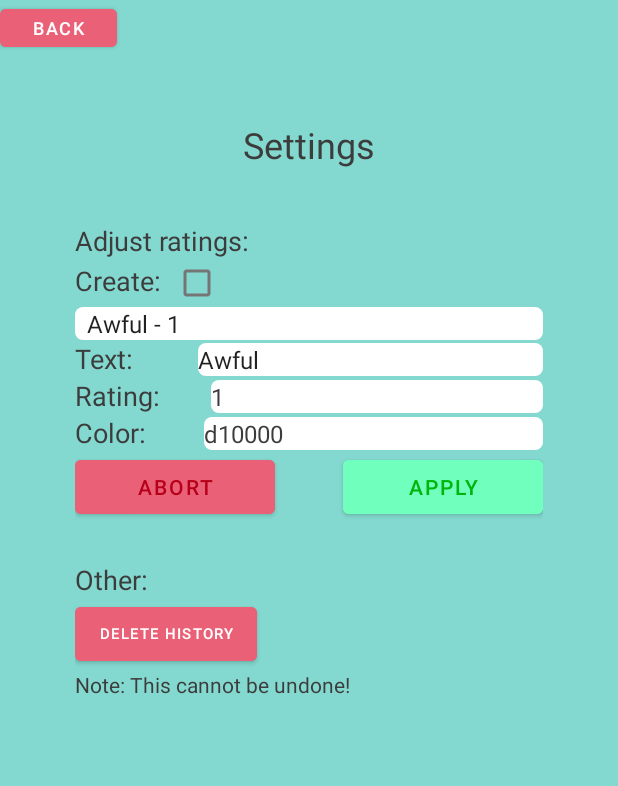
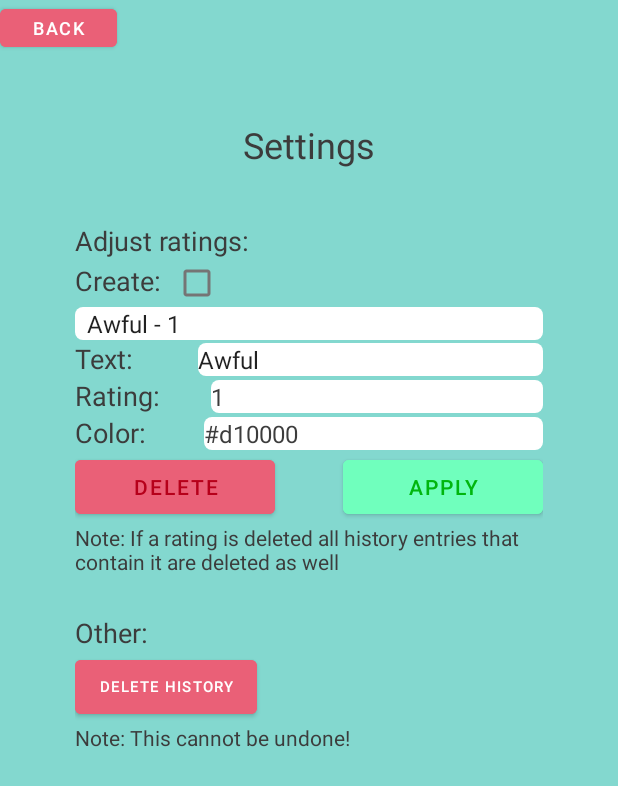
Before and after one commit to SirSkillful/MentalHealthTracker, an Android app: the SettingsActivity screen opened directly, with no data from a screen before it, after a tap on "APPLY", on a phone screen of 412 x 824 dp. Shown: the top 786 px of the screen. Run offline under Robolectric (Android 15) with nearby library versions, the phone set to English and light mode, and no system bars.

Commit message:
History functionality and setting functionality completed.
The history now shows the color of the ratings accordingly. If a rating is selected the appropriate rating window is opened.
Settings can now be added and deleted as needed.

```diff
--- a/app/build.gradle
+++ b/app/build.gradle
@@ -34,9 +34,12 @@ android {
 
 dependencies {
 
+    // https://mvnrepository.com/artifact/sun.bob/mcalendarview
+    implementation group: 'sun.bob', name: 'mcalendarview', version: '1.1.1'
+
     implementation "org.jetbrains.kotlin:kotlin-stdlib:$kotlin_version"
     implementation 'androidx.core:core-ktx:1.2.0'
-    implementation 'androidx.appcompat:appcompat:1.1.0'
+    implementation 'androidx.appcompat:appcompat:1.3.0'
     implementation 'com.google.android.material:material:1.1.0'
     implementation 'androidx.constraintlayout:constraintlayout:1.1.3'
     testImplementation 'junit:junit:4.+'
--- /dev/null
+++ b/app/src/main/java/com/example/mentalhealthtracker/Date.kt
@@ -0,0 +1,4 @@
+package com.example.mentalhealthtracker
+
+class Date(val year: Int, val month: Int, val day: Int, val color: String) {
+}
--- a/app/src/main/java/com/example/mentalhealthtracker/MainActivity.kt
+++ b/app/src/main/java/com/example/mentalhealthtracker/MainActivity.kt
@@ -5,6 +5,8 @@ import androidx.appcompat.app.AppCompatActivity
 import android.os.Bundle
 import android.provider.Settings
 import android.widget.*
+import java.text.SimpleDateFormat
+import java.util.*
 import kotlin.system.exitProcess
 
 class MainActivity : AppCompatActivity() {
@@ -18,6 +20,9 @@ class MainActivity : AppCompatActivity() {
         val rateButton = findViewById<Button>(R.id.rate_button)
         rateButton.setOnClickListener {
             val intent = Intent(this, RatingActivity::class.java)
+            val sdf = SimpleDateFormat("dd.MM.yyyy")
+            val currentDate = sdf.format(Date())
+            intent.putExtra("date", currentDate)
             startActivity(intent)
         }
 
--- a/app/src/main/java/com/example/mentalhealthtracker/SettingsActivity.kt
+++ b/app/src/main/java/com/example/mentalhealthtracker/SettingsActivity.kt
@@ -2,7 +2,6 @@ package com.example.mentalhealthtracker
 
 import androidx.appcompat.app.AppCompatActivity
 import android.os.Bundle
-import android.provider.ContactsContract
 import android.util.Log
 import android.view.View
 import android.widget.*
@@ -35,37 +34,62 @@ class SettingsActivity : AppCompatActivity(){
         val applyButton = findViewById<Button>(R.id.apply_button)
         applyButton.setOnClickListener{
             val text = findViewById<EditText>(R.id.text_input).text.toString()
-            val rating = findViewById<EditText>(R.id.rating_input).text.toString().toInt()
+            val rating = findViewById<EditText>(R.id.rating_number).text.toString().toInt()
             val color = findViewById<EditText>(R.id.color_input).text.toString()
             val success = dbHelper.updateSetting(text, rating, color)
             val lastPosition = updateSpinnerEntries()
-            spinner.setSelection(lastPosition)
-            if (success) {
-                val text = "Your rating has been updated"
-                val duration = Toast.LENGTH_LONG
 
-                val toast = Toast.makeText(applicationContext, text, duration)
-                toast.show()
+            val createBox = findViewById<CheckBox>(R.id.create_checkbox)
+            // Create a new setting
+            if(createBox.isChecked){
+                val response = dbHelper.addSetting(text, rating, color)
+                if (response){
+                    val lastPosition = updateSpinnerEntries()
+                    spinner.setSelection(lastPosition)
+                    showToast("Your rating has been created successfully", Toast.LENGTH_LONG)
+                } else {
+                    showToast("No rating could be created, please check that the rating is a number and not a duplicate", Toast.LENGTH_LONG)
+                }
+            } else {
+                // Update an existing rating
+                spinner.setSelection(lastPosition)
+                if (success) {
+                    showToast("Your rating has been updated", Toast.LENGTH_LONG)
+                } else {
+                    showToast("The rating could not be updated, please check if such a rating exists", Toast.LENGTH_LONG)
+                }
+            }
+        }
+
+        val deleteEntryButton = findViewById<Button>(R.id.delete_setting_button)
+        deleteEntryButton.setOnClickListener {
+            val rating = findViewById<EditText>(R.id.rating_number).text.toString().toInt()
+            val response = dbHelper.deleteSetting(rating) // If a rating option is deleted all rated days are as well
+            if(response){
+                showToast("The rating has been deleted successfully", Toast.LENGTH_LONG)
+                updateSpinnerEntries()
+                populateEntries()
+            } else {
+                showToast("Your rating could not be deleted, please make sure the selection is valid", Toast.LENGTH_LONG)
             }
         }
 
         val deleteButton = findViewById<Button>(R.id.delete_button)
         deleteButton.setOnClickListener{
             dbHelper.resetHistory()
+            showToast("All entries have been reset", Toast.LENGTH_LONG)
+        }
+    }
 
-            val text = "All entries have been reset"
-            val duration = Toast.LENGTH_LONG
-
-            val toast = Toast.makeText(applicationContext, text, duration)
-            toast.show()
-        }
+    fun showToast(text: String, duration: Int){
+        val toast = Toast.makeText(applicationContext, text, duration)
+        toast.show()
     }
 
     override fun onResume() {
         super.onResume()
         //Load the rating options from the database
         updateSpinnerEntries()
-        //Fill the text edits
     }
 
     /**
@@ -93,7 +117,7 @@ class SettingsActivity : AppCompatActivity(){
         if (setting != null){
             val textInput = findViewById<EditText>(R.id.text_input)
             textInput.setText(setting.getTextString())
-            val ratingInput = findViewById<EditText>(R.id.rating_input)
+            val ratingInput = findViewById<EditText>(R.id.rating_number)
             ratingInput.setText(setting.getRatingInt().toString())
             val colorInput = findViewById<EditText>(R.id.color_input)
             colorInput.setText(setting.getColorString())
@@ -103,6 +127,4 @@ class SettingsActivity : AppCompatActivity(){
             return
         }
     }
-
-
 }
--- a/app/src/main/res/layout/settings_activity.xml
+++ b/app/src/main/res/layout/settings_activity.xml
@@ -107,10 +107,9 @@
                     android:layout_width="wrap_content"
                     android:layout_height="wrap_content"
                     android:layout_weight="1"
+                    android:background="@drawable/white_round_corner_bg"
                     android:ems="10"
                     android:inputType="textPersonName"
-                    android:background="@drawable/white_round_corner_bg"
-                    android:text="Good"
                     android:textSize="16dp" />
 
             </LinearLayout>
@@ -130,14 +129,13 @@
                     android:textSize="18sp" />
 
                 <EditText
-                    android:id="@+id/rating_input"
+                    android:id="@+id/rating_number"
                     android:layout_width="wrap_content"
                     android:layout_height="wrap_content"
                     android:layout_weight="1"
                     android:background="@drawable/white_round_corner_bg"
                     android:ems="10"
-                    android:inputType="textPersonName"
-                    android:text="7"
+                    android:inputType="number"
                     android:textColor="#3C3C3C"
                     android:textSize="16sp" />
             </LinearLayout>
@@ -161,10 +159,9 @@
                     android:layout_width="wrap_content"
                     android:layout_height="wrap_content"
                     android:layout_weight="1"
+                    android:background="@drawable/white_round_corner_bg"
                     android:ems="10"
                     android:inputType="textPersonName"
-                    android:background="@drawable/white_round_corner_bg"
-                    android:text="FFF"
                     android:textColor="#3C3C3C"
                     android:textSize="16dp" />
 
@@ -176,12 +173,12 @@
                 android:orientation="horizontal">
 
                 <Button
-                    android:id="@+id/abort_button"
+                    android:id="@+id/delete_setting_button"
                     android:layout_width="wrap_content"
                     android:layout_height="wrap_content"
                     android:layout_weight="1"
                     android:backgroundTint="#EA6077"
-                    android:text="Abort"
+                    android:text="Delete"
                     android:textColor="#B6001A" />
 
                 <Space
@@ -198,6 +195,13 @@
                     android:text="Apply"
                     android:textColor="#00B60D" />
             </LinearLayout>
+
+            <TextView
+                android:id="@+id/textView"
+                android:layout_width="wrap_content"
+                android:layout_height="wrap_content"
+                android:text="Note: If a rating is deleted all history entries that contain it are deleted as well"
+                android:textColor="#3C3C3C" />
 
             <Space
                 android:layout_width="match_parent"
```
Also changed, not shown: app/src/main/java/com/example/mentalhealthtracker/Database.kt (+37 -2 lines), app/src/main/java/com/example/mentalhealthtracker/HistoryActivity.kt (+68 -2 lines), app/src/main/java/com/example/mentalhealthtracker/RatingActivity.kt (+2 -6 lines), app/src/main/res/layout/history_activity.xml (+12 -5 lines).
